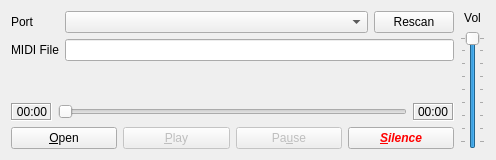
LasDesu/MidiPlayer, file midi_player.ui: the form before one commit.
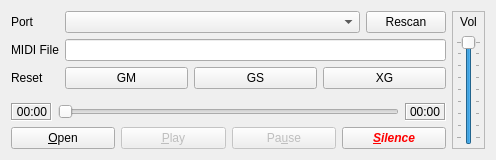
The form after the commit.

Commit message: more UI tweeks, GM/GS/XG resets

```diff
--- a/midi_player.ui
+++ b/midi_player.ui
@@ -31,7 +31,7 @@
   <widget class="QWidget" name="centralWidget">
    <layout class="QHBoxLayout" name="horizontalLayout_3" stretch="1,0">
     <item>
-     <layout class="QVBoxLayout" name="verticalLayout" stretch="0,0,1,0">
+     <layout class="QVBoxLayout" name="verticalLayout">
       <item>
        <layout class="QFormLayout" name="formLayout_3">
         <item row="0" column="0">
@@ -65,6 +65,38 @@
           </item>
          </layout>
         </item>
+        <item row="2" column="0">
+         <widget class="QLabel" name="label_4">
+          <property name="text">
+           <string>Reset</string>
+          </property>
+         </widget>
+        </item>
+        <item row="2" column="1">
+         <layout class="QHBoxLayout" name="horizontalLayout_5">
+          <item>
+           <widget class="QPushButton" name="butResetGM">
+            <property name="text">
+             <string>GM</string>
+            </property>
+           </widget>
+          </item>
+          <item>
+           <widget class="QPushButton" name="butResetGS">
+            <property name="text">
+             <string>GS</string>
+            </property>
+           </widget>
+          </item>
+          <item>
+           <widget class="QPushButton" name="butResetXG">
+            <property name="text">
+             <string>XG</string>
+            </property>
+           </widget>
+          </item>
+         </layout>
+        </item>
        </layout>
       </item>
       <item>
@@ -259,9 +291,25 @@
      </layout>
     </item>
     <item>
-     <layout class="QVBoxLayout" name="verticalLayout_2">
-      <property name="sizeConstraint">
-       <enum>QLayout::SetDefaultConstraint</enum>
+     <widget class="QFrame" name="frame">
+      <property name="frameShape">
+       <enum>QFrame::StyledPanel</enum>
+      </property>
+      <property name="frameShadow">
+       <enum>QFrame::Raised</enum>
+      </property>
+      <layout class="QVBoxLayout" name="verticalLayout_2" stretch="0,1">
+       <property name="leftMargin">
+        <number>3</number>
+       </property>
+       <property name="topMargin">
+        <number>3</number>
+       </property>
+       <property name="rightMargin">
+        <number>3</number>
+       </property>
+       <property name="bottomMargin">
+        <number>3</number>
       </property>
       <item>
        <widget class="QLabel" name="label_3">
@@ -302,6 +350,7 @@
        </widget>
       </item>
      </layout>
+     </widget>
     </item>
    </layout>
   </widget>
```
Lines whose indentation alone changed are shown as unchanged. The commit also changes 5 other files.
